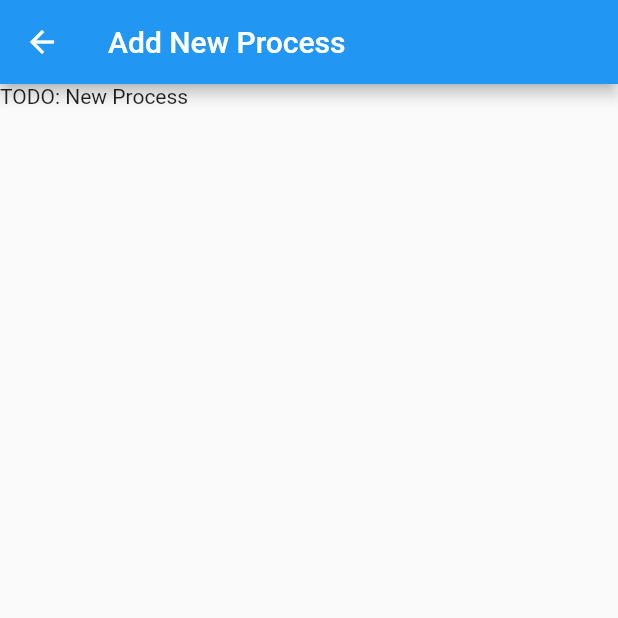
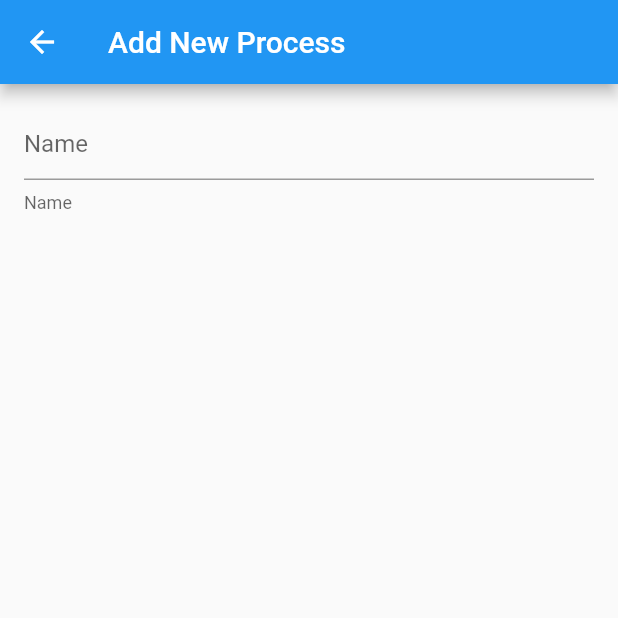
Before and after one commit to awesomedev43/myprocess, a Flutter app: the screen it shows after launch, after a tap on the "add" icon, on a phone screen of 412 x 824 dp, the top half of it. Run offline on Flutter 3.47's test engine with Material 2 defaults, Android fonts, the phone set to English and light mode, and no system bars; our stand-ins replace freezed_annotation, hooks_riverpod.

Commit message:
Add process Template Form

```diff
--- a/lib/main.dart
+++ b/lib/main.dart
@@ -8,7 +8,7 @@ void main() {
       initialRoute: '/',
       routes: {
         '/': (context) => const MainScreen(),
-        '/addprocess': (context) => const AddProcessScreen(),
+        '/addprocess': (context) => const ProcessTemplateForm(),
       },
     ),
   );
@@ -42,19 +42,6 @@ class MainScreen extends StatelessWidget {
             child: const Icon(Icons.add),
           ),
         ));
-  }
-}
-
-class AddProcessScreen extends StatelessWidget {
-  const AddProcessScreen({super.key});
-  @override
-  Widget build(BuildContext context) {
-    return Scaffold(
-      appBar: AppBar(
-        title: const Text("Add New Process"),
-      ),
-      body: const Text("TODO: New Process"),
-    );
   }
 }
 
@@ -103,3 +90,43 @@ class _CompletedProcessListState extends ConsumerState<CompletedProcessList> {
     );
   }
 }
+
+class ProcessTemplateForm extends StatefulHookConsumerWidget {
+  const ProcessTemplateForm({super.key});
+
+  @override
+  ConsumerState<ConsumerStatefulWidget> createState() =>
+      _ProcessTemplateFormState();
+}
+
+class _ProcessTemplateFormState extends ConsumerState<ProcessTemplateForm> {
+  final nameController = TextEditingController();
+
+  @override
+  void dispose() {
+    // Clean up the controller when the widget is disposed.
+    nameController.dispose();
+    super.dispose();
+  }
+
+  @override
+  Widget build(BuildContext context) {
+    return Scaffold(
+      appBar: AppBar(
+        title: const Text("Add New Process"),
+      ),
+      body: Padding(
+        padding: const EdgeInsets.all(16.0),
+        child: Column(
+          children: [
+            TextField(
+              decoration:
+                  const InputDecoration(helperText: "Name", hintText: "Name"),
+              controller: nameController,
+            )
+          ],
+        ),
+      ),
+    );
+  }
+}
```
